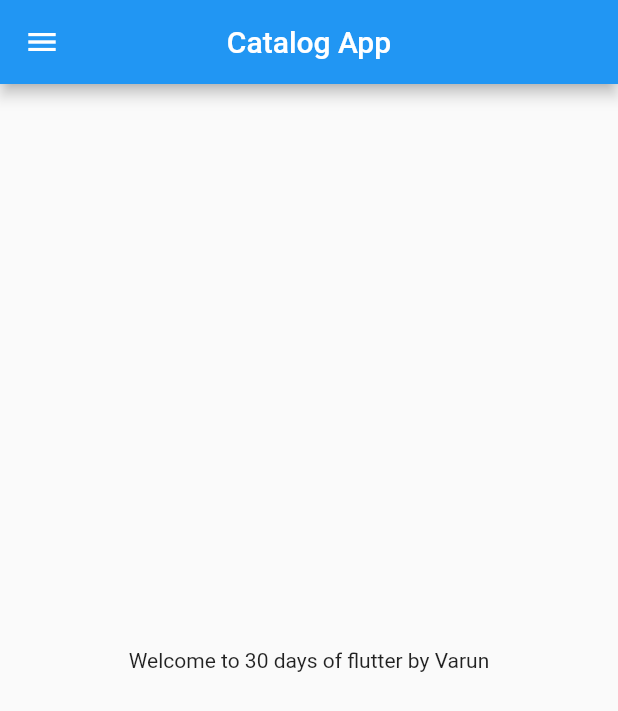
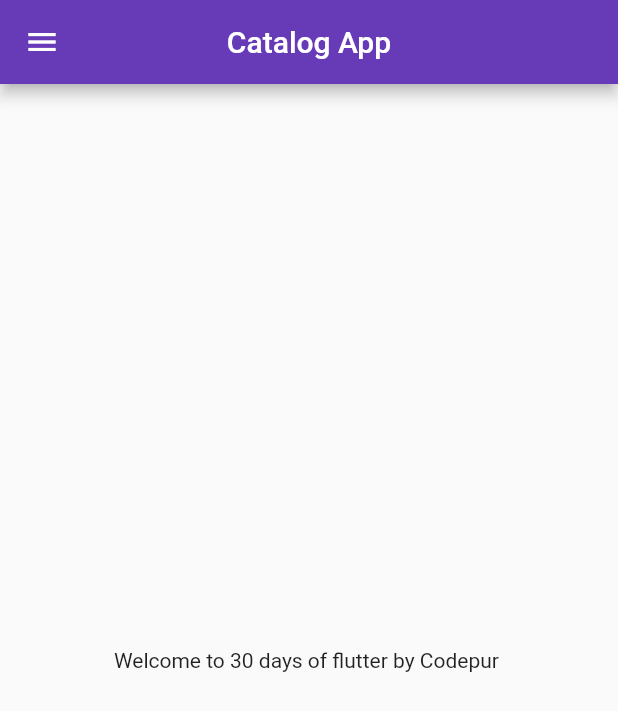
Before and after one commit to RDXV/30DaysOfFlutter, a Flutter app: the HomePage screen opened directly, on a phone screen of 412 x 824 dp. Shown: the top 711 px of the screen. Run offline on Flutter 3.47's test engine with Material 2 defaults, Android fonts, the phone set to English and light mode, and no system bars.

Commit message:
Day 3 completed

```diff
--- a/lib/home_page.dart
+++ b/lib/pages/home_page.dart
@@ -6,11 +6,11 @@
   @override
   Widget build(BuildContext context) {
     int days = 30;
-    String name = "Varun";
+    String name = "Codepur ";
     return SafeArea(
       child: Scaffold(
         appBar: AppBar(
-          title: Text(
+          title: const Text(
             "Catalog App",
           ),
           centerTitle: true,
@@ -18,7 +18,7 @@
         body: Center(
           child: Text('Welcome to $days days of flutter by $name'),
         ),
-        drawer: Drawer(),
+        drawer: const Drawer(),
       ),
     );
   }
```
Also changed, not shown: lib/main.dart (+15 -3 lines), lib/pages/login_page.dart (added, +21 -0 lines).
